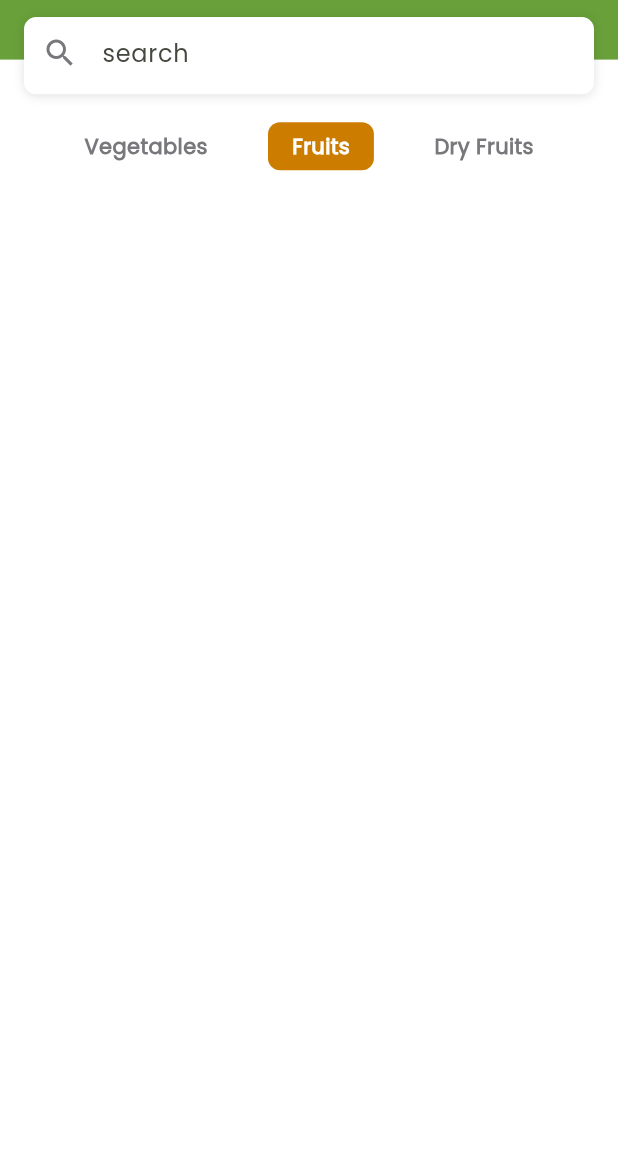
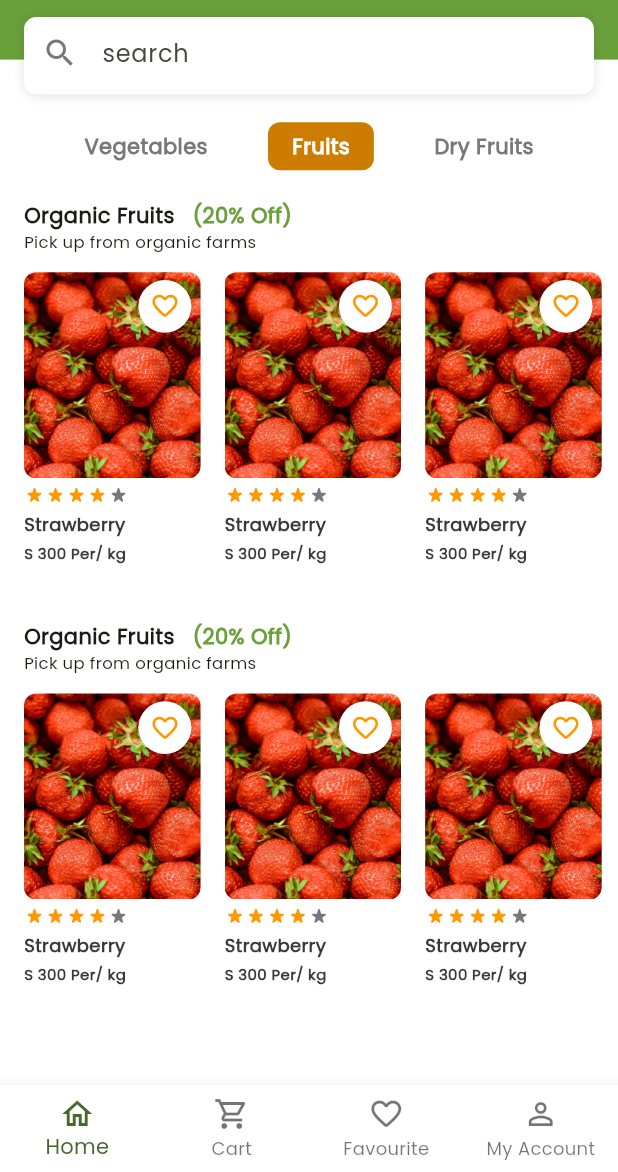
Before and after one commit to omarabukaraki/Met-Market, a Flutter app: the screen it shows after launch, after a tap on "Next", after a tap on "Skip", after a tap on "Login", on a phone screen of 412 x 824 dp, the part 64-1236 px from its top. Run offline on Flutter 3.47's test engine with Material 3 defaults, Android fonts, the phone set to English and light mode, and no system bars; our stand-ins replace device_preview, smooth_page_indicator.

Commit message:
finish home page full ui

```diff
--- a/lib/core/utils/app_color.dart
+++ b/lib/core/utils/app_color.dart
@@ -3,4 +3,5 @@ import 'package:flutter/material.dart';
 abstract class AppColor {
   static const Color kprimary = Color(0xff69A03A);
   static const Color kFontSecondary = Color(0xff78787C);
+  static const Color kFontPrimary = Color(0xff393939);
 }
--- /dev/null
+++ b/lib/core/widget/custom_app_bar.dart
@@ -0,0 +1,38 @@
+import 'package:flutter/material.dart';
+import '../utils/app_color.dart';
+
+class CustomAppBar extends StatelessWidget {
+  const CustomAppBar({
+    super.key,
+  });
+
+  @override
+  Widget build(BuildContext context) {
+    return Container(
+      color: AppColor.kprimary,
+      width: MediaQuery.of(context).size.width,
+      height: MediaQuery.of(context).size.height / 10,
+      child: Padding(
+        padding: EdgeInsets.symmetric(
+            horizontal: 16, vertical: MediaQuery.of(context).size.height / 50),
+        child: const Row(
+          crossAxisAlignment: CrossAxisAlignment.start,
+          mainAxisAlignment: MainAxisAlignment.spaceBetween,
+          children: [
+            Text(
+              'Met Market',
+              style: TextStyle(
+                  fontSize: 18,
+                  color: Colors.white,
+                  fontWeight: FontWeight.bold),
+            ),
+            Icon(
+              Icons.notifications,
+              color: Colors.white,
+            )
+          ],
+        ),
+      ),
+    );
+  }
+}
--- /dev/null
+++ b/lib/core/widget/custom_button.dart
@@ -0,0 +1,28 @@
+import 'package:flutter/material.dart';
+import 'package:met_market/core/utils/app_color.dart';
+
+class CustomButton extends StatelessWidget {
+  const CustomButton({super.key, this.onTap});
+
+  final VoidCallback? onTap;
+
+  @override
+  Widget build(BuildContext context) {
+    return GestureDetector(
+      onTap: onTap,
+      child: Container(
+        margin: const EdgeInsets.all(16),
+        width: MediaQuery.of(context).size.width,
+        height: MediaQuery.of(context).size.width / 6.5,
+        decoration: BoxDecoration(
+            borderRadius: BorderRadius.circular(16), color: AppColor.kprimary),
+        child: const Center(
+          child: Text(
+            'Login',
+            style: TextStyle(color: Colors.white, fontSize: 20),
+          ),
+        ),
+      ),
+    );
+  }
+}
--- /dev/null
+++ b/lib/core/widget/custom_search_bar.dart
@@ -0,0 +1,31 @@
+import 'package:flutter/material.dart';
+
+import '../utils/app_color.dart';
+
+class CustomSearchBar extends StatelessWidget {
+  const CustomSearchBar({
+    super.key,
+  });
+
+  @override
+  Widget build(BuildContext context) {
+    return Container(
+      margin: const EdgeInsets.symmetric(horizontal: 16),
+      width: MediaQuery.of(context).size.width,
+      height: MediaQuery.of(context).size.height / 16,
+      decoration: BoxDecoration(boxShadow: const [
+        BoxShadow(color: Colors.black12, blurRadius: 5, offset: Offset(0, 1))
+      ], borderRadius: BorderRadius.circular(8), color: Colors.white),
+      child: const TextField(
+        decoration: InputDecoration(
+            contentPadding: EdgeInsets.symmetric(vertical: 0, horizontal: 8),
+            prefixIcon: Icon(
+              Icons.search,
+              color: AppColor.kFontSecondary,
+            ),
+            hintText: 'search',
+            border: OutlineInputBorder(borderSide: BorderSide.none)),
+      ),
+    );
+  }
+}
--- /dev/null
+++ b/lib/core/widget/custom_text_field.dart
@@ -0,0 +1,27 @@
+import 'package:flutter/material.dart';
+import 'package:met_market/core/utils/app_color.dart';
+
+class CustomTextField extends StatelessWidget {
+  const CustomTextField(
+      {super.key, required this.icon, required this.hintText, this.onChanged});
+  final IconData icon;
+  final String hintText;
+  final void Function(String)? onChanged;
+  @override
+  Widget build(BuildContext context) {
+    return Padding(
+      padding: const EdgeInsets.all(16),
+      child: TextFormField(
+        onChanged: onChanged,
+        decoration: InputDecoration(
+            prefixIcon: Icon(
+              icon,
+              color: AppColor.kprimary,
+            ),
+            hintText: hintText,
+            border: const OutlineInputBorder(
+                borderRadius: BorderRadius.all(Radius.circular(16)))),
+      ),
+    );
+  }
+}
--- a/lib/feature/auth/presentation/view/login_page.dart
+++ b/lib/feature/auth/presentation/view/login_page.dart
@@ -1,6 +1,9 @@
 import 'package:flutter/material.dart';
 import 'package:met_market/core/utils/app_color.dart';
-import 'package:met_market/feature/home_page.dart';
+import 'package:met_market/core/widget/custom_button.dart';
+import 'package:met_market/core/widget/custom_text_field.dart';
+
+import '../../../home/presentation/view/navigation_page.dart';
 
 class LoginPage extends StatelessWidget {
   const LoginPage({super.key});
@@ -46,7 +49,7 @@ class LoginPage extends StatelessWidget {
               CustomButton(onTap: () {
                 Navigator.push(context, MaterialPageRoute(
                   builder: (context) {
-                    return const HomePage();
+                    return const NavigationPage();
                   },
                 ));
               }),
@@ -78,54 +81,3 @@ class LoginPage extends StatelessWidget {
     );
   }
 }
-
-class CustomButton extends StatelessWidget {
-  const CustomButton({super.key, this.onTap});
-
-  final VoidCallback? onTap;
-
-  @override
-  Widget build(BuildContext context) {
-    return GestureDetector(
-      onTap: onTap,
-      child: Container(
-        margin: const EdgeInsets.all(16),
-        width: MediaQuery.of(context).size.width,
-        height: MediaQuery.of(context).size.width / 6.5,
-        decoration: BoxDecoration(
-            borderRadius: BorderRadius.circular(16), color: AppColor.kprimary),
-        child: const Center(
-          child: Text(
-            'Login',
-            style: TextStyle(color: Colors.white, fontSize: 20),
-          ),
-        ),
-      ),
-    );
-  }
-}
-
-class CustomTextField extends StatelessWidget {
-  const CustomTextField(
-      {super.key, required this.icon, required this.hintText, this.onChanged});
-  final IconData icon;
-  final String hintText;
-  final void Function(String)? onChanged;
-  @override
-  Widget build(BuildContext context) {
-    return Padding(
-      padding: const EdgeInsets.all(16),
-      child: TextFormField(
-        onChanged: onChanged,
-        decoration: InputDecoration(
-            prefixIcon: Icon(
-              icon,
-              color: AppColor.kprimary,
-            ),
-            hintText: hintText,
-            border: const OutlineInputBorder(
-                borderRadius: BorderRadius.all(Radius.circular(16)))),
-      ),
-    );
-  }
-}
--- /dev/null
+++ b/lib/feature/home/presentation/view/home_page.dart
@@ -0,0 +1,57 @@
+import 'package:flutter/material.dart';
+import 'package:met_market/core/widget/custom_app_bar.dart';
+import 'package:met_market/core/widget/custom_search_bar.dart';
+import 'widget/category_button.dart';
+import 'widget/item_category_list.dart';
+
+class HomePage extends StatelessWidget {
+  const HomePage({super.key});
+
+  @override
+  Widget build(BuildContext context) {
+    return Scaffold(
+      backgroundColor: Colors.white,
+      body: Container(
+        color: Colors.transparent,
+        child: SafeArea(
+          child: SingleChildScrollView(
+            child: Column(
+              children: [
+                const Stack(
+                  alignment: Alignment(0, 2.5),
+                  children: [
+                    CustomAppBar(),
+                    CustomSearchBar(),
+                  ],
+                ),
+                SizedBox(
+                  height: (MediaQuery.of(context).size.height / 16) * 0.5,
+                ),
+                const Padding(
+                  padding: EdgeInsets.symmetric(horizontal: 16, vertical: 16),
+                  child: Row(
+                    mainAxisAlignment: MainAxisAlignment.spaceEvenly,
+                    children: [
+                      CategoryButton(
+                        categoryName: 'Vegetables',
+                      ),
+                      CategoryButton(
+                        isSelect: true,
+                        categoryName: 'Fruits',
+                      ),
+                      CategoryButton(
+                        categoryName: 'Dry Fruits',
+                      ),
+                    ],
+                  ),
+                ),
+                const ItemCategoryList(),
+                const ItemCategoryList()
+              ],
+            ),
+          ),
+        ),
+      ),
+    );
+  }
+}
--- /dev/null
+++ b/lib/feature/home/presentation/view/navigation_page.dart
@@ -0,0 +1,47 @@
+import 'package:flutter/material.dart';
+import 'package:met_market/feature/home/presentation/view/home_page.dart';
+
+class NavigationPage extends StatefulWidget {
+  const NavigationPage({super.key});
+
+  @override
+  State<NavigationPage> createState() => _NavigationPageState();
+}
+
+class _NavigationPageState extends State<NavigationPage> {
+  int currentIndex = 0;
+  final pages = const [
+    HomePage(),
+    HomePage(),
+    HomePage(),
+    HomePage(),
+  ];
+
+  @override
+  Widget build(BuildContext context) {
+    return Scaffold(
+      body: pages[currentIndex],
+      bottomNavigationBar: BottomNavigationBar(
+          backgroundColor: Colors.white,
+          currentIndex: currentIndex,
+          onTap: (value) {
+            setState(() {
+              currentIndex = value;
+            });
+          },
+          type: BottomNavigationBarType.fixed,
+          items: const [
+            BottomNavigationBarItem(
+                label: 'Home', icon: Icon(Icons.home_outlined)),
+            BottomNavigationBarItem(
+                label: 'Cart', icon: Icon(Icons.shopping_cart_outlined)),
+            BottomNavigationBarItem(
+                label: 'Favourite', icon: Icon(Icons.favorite_border_rounded)),
+            BottomNavigationBarItem(
+              label: 'My Account',
+              icon: Icon(Icons.person_outline_sharp),
+            )
+          ]),
+    );
+  }
+}
--- /dev/null
+++ b/lib/feature/home/presentation/view/widget/category_button.dart
@@ -0,0 +1,31 @@
+import 'package:flutter/material.dart';
+import 'package:met_market/core/utils/app_color.dart';
+
+class CategoryButton extends StatelessWidget {
+  const CategoryButton(
+      {super.key, this.onTap, required this.categoryName, this.isSelect});
+  final bool? isSelect;
+  final VoidCallback? onTap;
+  final String categoryName;
+
+  @override
+  Widget build(BuildContext context) {
+    return GestureDetector(
+      onTap: onTap,
+      child: Container(
+          padding: const EdgeInsets.symmetric(horizontal: 16, vertical: 6),
+          decoration: BoxDecoration(
+            borderRadius: BorderRadius.circular(8),
+            color:
+                isSelect == true ? const Color(0xffCC7D00) : Colors.transparent,
+          ),
+          child: Text(
+            categoryName,
+            style: TextStyle(
+                color:
+                    isSelect == true ? Colors.white : AppColor.kFontSecondary,
+                fontWeight: FontWeight.w700),
+          )),
+    );
+  }
+}
--- /dev/null
+++ b/lib/feature/home/presentation/view/widget/cover_image_component.dart
@@ -0,0 +1,103 @@
+import 'package:flutter/material.dart';
+import 'package:met_market/core/utils/app_color.dart';
+
+class CoverItemComponent extends StatelessWidget {
+  const CoverItemComponent({
+    super.key,
+  });
+
+  @override
+  Widget build(BuildContext context) {
+    return GestureDetector(
+      child: Column(
+        crossAxisAlignment: CrossAxisAlignment.start,
+        children: [
+          Stack(
+            alignment: Alignment(0.55, -0.9),
+            children: [
+              Container(
+                margin: const EdgeInsets.only(right: 16),
+                clipBehavior: Clip.antiAlias,
+                decoration:
+                    BoxDecoration(borderRadius: BorderRadius.circular(8)),
+                width: MediaQuery.of(context).size.width / 3.5,
+                height: MediaQuery.of(context).size.width / 3,
+                child: Image.asset(
+                  'assets/images/stropary.png',
+                  fit: BoxFit.cover,
+                  height: MediaQuery.of(context).size.width / 3,
+                ),
+              ),
+              CircleAvatar(
+                radius: (MediaQuery.of(context).size.width / 3.5) * 0.15,
+                backgroundColor: Colors.white,
+                child: const Center(
+                  child:
+                      // Icon(
+                      //   Icons.favorite_rounded,
+                      //   color: Colors.red,
+                      //   size: 20,
+                      // )
+                      Icon(
+                    Icons.favorite_border_rounded,
+                    color: Colors.orange,
+                    size: 20,
+                  ),
+                ),
+              )
+            ],
+          ),
+          const Padding(
+            padding: EdgeInsets.symmetric(vertical: 4),
+            child: Row(
+              children: [
+                Icon(
+                  Icons.star_rate_rounded,
+                  size: 14,
+                  color: Colors.orange,
+                ),
+                Icon(
+                  Icons.star_rate_rounded,
+                  size: 14,
+                  color: Colors.orange,
+                ),
+                Icon(
+                  Icons.star_rate_rounded,
+                  size: 14,
+                  color: Colors.orange,
+                ),
+                Icon(
+                  Icons.star_rate_rounded,
+                  size: 14,
+                  color: Colors.orange,
+                ),
+                Icon(
+                  Icons.star_rate_rounded,
+                  size: 14,
+                  color: AppColor.kFontSecondary,
+                ),
+              ],
+            ),
+          ),
+          const Text(
+            'Strawberry',
+            style: TextStyle(
+                color: Color(0xff393939),
+                fontWeight: FontWeight.w600,
+                fontSize: 12),
+          ),
+          const Padding(
+            padding: EdgeInsets.symmetric(vertical: 4),
+            child: Text(
+              'S' + ' 300 Per/ kg',
+              style: TextStyle(
+                  color: Color(0xff393939),
+                  fontWeight: FontWeight.w600,
+                  fontSize: 10),
+            ),
+          ),
+        ],
+      ),
+    );
+  }
+}
--- /dev/null
+++ b/lib/feature/home/presentation/view/widget/item_category_list.dart
@@ -0,0 +1,52 @@
+import 'package:flutter/material.dart';
+import 'package:met_market/core/utils/app_color.dart';
+
+import 'cover_image_component.dart';
+
+class ItemCategoryList extends StatelessWidget {
+  const ItemCategoryList({
+    super.key,
+  });
+
+  @override
+  Widget build(BuildContext context) {
+    return Padding(
+      padding: const EdgeInsets.only(left: 16, top: 4),
+      child: Column(
+        crossAxisAlignment: CrossAxisAlignment.start,
+        children: [
+          const Row(
+            children: [
+              Text(
+                'Organic Fruits' + '   ',
+                style: TextStyle(fontWeight: FontWeight.bold),
+              ),
+              Text(
+                '(20% Off)',
+                style: TextStyle(
+                    color: AppColor.kprimary, fontWeight: FontWeight.bold),
+              ),
+            ],
+          ),
+          const Text(
+            'Pick up from organic farms',
+            style: TextStyle(fontSize: 11),
+          ),
+          Padding(
+            padding: const EdgeInsets.symmetric(vertical: 12),
+            child: SizedBox(
+              height: MediaQuery.of(context).size.width / 1.9,
+              width: MediaQuery.of(context).size.width,
+              child: ListView.builder(
+                scrollDirection: Axis.horizontal,
+                itemBuilder: (context, index) {
+                  return const CoverItemComponent();
+                },
+              ),
+            ),
+          ),
+        ],
+      ),
+    );
+  }
+}
--- a/lib/feature/home_page.dart
+++ /dev/null
@@ -1,141 +0,0 @@
-import 'package:flutter/material.dart';
-import 'package:met_market/core/utils/app_color.dart';
-
-class HomePage extends StatelessWidget {
-  const HomePage({super.key});
-
-  @override
-  Widget build(BuildContext context) {
-    return Scaffold(
-      backgroundColor: Colors.white,
-      body: Container(
-        color: Colors.transparent,
-        child: SafeArea(
-          child: Column(
-            children: [
-              const Stack(
-                alignment: Alignment(0, 2.5),
-                children: [
-                  CustomAppBar(),
-                  CustomSearchBar(),
-                ],
-              ),
-              SizedBox(
-                height: (MediaQuery.of(context).size.height / 16) * 0.5,
-              ),
-              const Padding(
-                padding: EdgeInsets.symmetric(horizontal: 16, vertical: 16),
-                child: Row(
-                  mainAxisAlignment: MainAxisAlignment.spaceEvenly,
-                  children: [
-                    CategoryButton(
-                      isSelect: false,
-                      categoryName: 'Vegetables',
-                    ),
-                    CategoryButton(
-                      isSelect: true,
-                      categoryName: 'Fruits',
-                    ),
-                    CategoryButton(
-                      isSelect: false,
-                      categoryName: 'Dry Fruits',
-                    ),
-                  ],
-                ),
-              )
-            ],
-          ),
-        ),
-      ),
-    );
-  }
-}
-
-class CategoryButton extends StatelessWidget {
-  const CategoryButton(
-      {super.key, required this.categoryName, required this.isSelect});
-  final bool isSelect;
-
-  final String categoryName;
-
-  @override
-  Widget build(BuildContext context) {
-    return Container(
-        padding: const EdgeInsets.symmetric(horizontal: 16, vertical: 6),
-        decoration: BoxDecoration(
-          borderRadius: BorderRadius.circular(8),
-          color:
-              isSelect == true ? const Color(0xffCC7D00) : Colors.transparent,
-        ),
-        child: Text(
-          categoryName,
-          style: TextStyle(
-              color: isSelect == true ? Colors.white : AppColor.kFontSecondary,
-              fontWeight: FontWeight.w700),
-        ));
-  }
-}
-
-class CustomAppBar extends StatelessWidget {
-  const CustomAppBar({
-    super.key,
-  });
-
-  @override
-  Widget build(BuildContext context) {
-    return Container(
-      color: AppColor.kprimary,
-      width: MediaQuery.of(context).size.width,
-      height: MediaQuery.of(context).size.height / 10,
-      child: Padding(
-        padding: EdgeInsets.symmetric(
-            horizontal: 16, vertical: MediaQuery.of(context).size.height / 50),
-        child: const Row(
-          crossAxisAlignment: CrossAxisAlignment.start,
-          mainAxisAlignment: MainAxisAlignment.spaceBetween,
-          children: [
-            Text(
-              'Met Market',
-              style: TextStyle(
-                  fontSize: 18,
-                  color: Colors.white,
-                  fontWeight: FontWeight.bold),
-            ),
-            Icon(
-              Icons.notifications,
-              color: Colors.white,
-            )
-          ],
-        ),
-      ),
-    );
-  }
-}
-
-class CustomSearchBar extends StatelessWidget {
-  const CustomSearchBar({
-    super.key,
-  });
-
-  @override
-  Widget build(BuildContext context) {
-    return Container(
-      margin: const EdgeInsets.symmetric(horizontal: 16),
-      width: MediaQuery.of(context).size.width,
-      height: MediaQuery.of(context).size.height / 16,
-      decoration: BoxDecoration(boxShadow: const [
-        BoxShadow(color: Colors.black12, blurRadius: 5, offset: Offset(0, 1))
-      ], borderRadius: BorderRadius.circular(8), color: Colors.white),
-      child: const TextField(
-        decoration: InputDecoration(
-            contentPadding: EdgeInsets.symmetric(vertical: 0, horizontal: 8),
-            prefixIcon: Icon(
-              Icons.search,
-              color: AppColor.kFontSecondary,
-            ),
-            hintText: 'search',
-            border: OutlineInputBorder(borderSide: BorderSide.none)),
-      ),
-    );
-  }
-}
--- a/lib/main.dart
+++ b/lib/main.dart
@@ -7,12 +7,13 @@ import 'package:met_market/feature/splash_screen/presentation/view/splash_screen
 import 'core/utils/app_color.dart';
 
 void main() {
-  runApp(const MetMarket()
-      // DevicePreview(
-      //   enabled: !kReleaseMode,
-      //   builder: (context) => const MetMarket(), // Wrap your app
-      // ),
-      );
+  runApp(
+    // const MetMarket()
+    DevicePreview(
+      enabled: !kReleaseMode,
+      builder: (context) => const MetMarket(), // Wrap your app
+    ),
+  );
 }
 
 class MetMarket extends StatelessWidget {
@@ -25,8 +26,8 @@ class MetMarket extends StatelessWidget {
       title: 'Met Market',
       debugShowCheckedModeBanner: false,
       useInheritedMediaQuery: true,
-      // locale: DevicePreview.locale(context),
-      // builder: DevicePreview.appBuilder,
+      locale: DevicePreview.locale(context),
+      builder: DevicePreview.appBuilder,
       theme: ThemeData(
         fontFamily: 'Poppins',
         colorScheme: ColorScheme.fromSeed(seedColor: AppColor.kprimary),
```
Also changed, not shown: assets/images/stropary.png (added).
